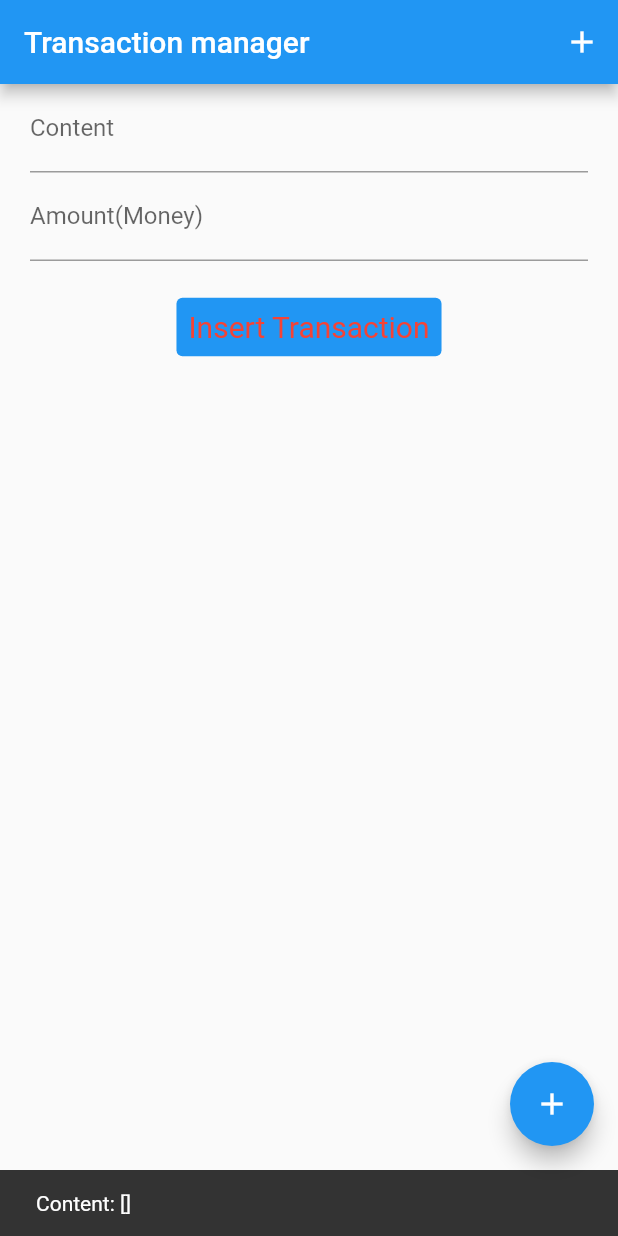
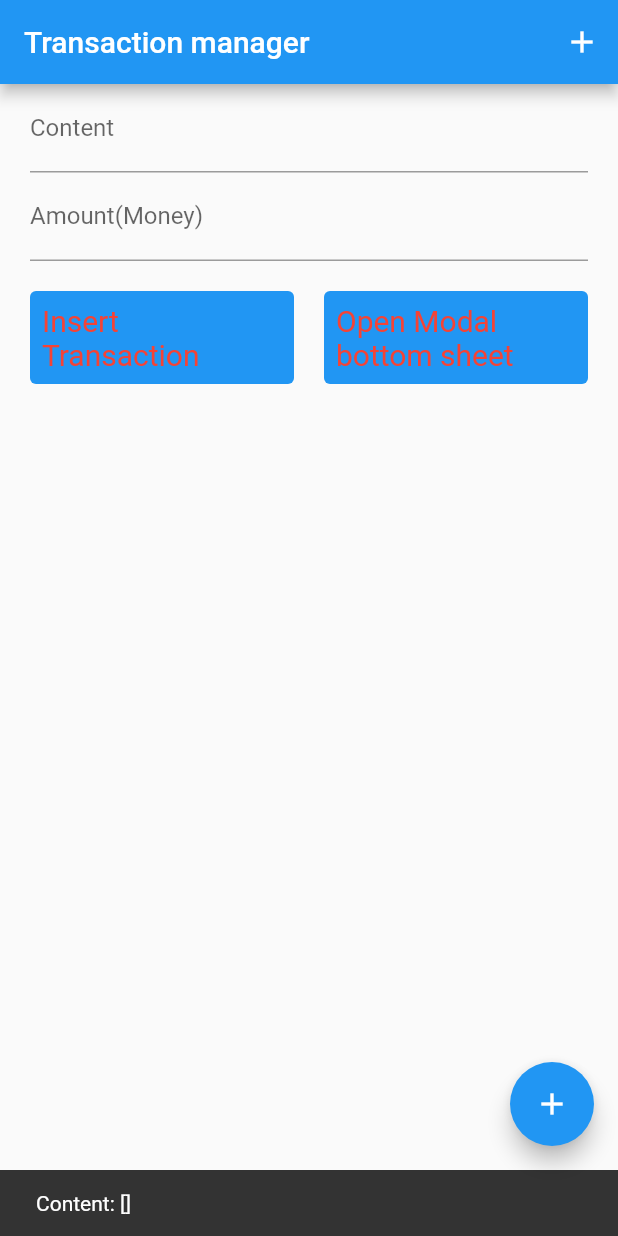
Before and after one commit to ducyb782001/FirstFlutterProject, a Flutter app: the screen it shows after launch, after a tap on "Insert Transaction", on a phone screen of 412 x 824 dp. Run offline on Flutter 3.47's test engine with Material 2 defaults, Android fonts, the phone set to English and light mode, and no system bars; our stand-ins replace modal_bottom_sheet; missing offline and left inert: dart:ffi.

Commit message:
modal bottom

```diff
--- a/app/lib/MyAppSTFull.dart
+++ b/app/lib/MyAppSTFull.dart
@@ -4,6 +4,7 @@ import 'package:flutter/material.dart';
 import 'package:intl/intl.dart';
 import 'Transaction.dart';
 import 'TransactionList.dart';
+import 'package:modal_bottom_sheet/modal_bottom_sheet.dart';
 
 // StatefulWidget: Has internal "state"
 // Khi state thay đổi thì hàm build reload => giao diện reload
@@ -68,6 +69,34 @@ class _MyAppState extends State<MyAppStatefull> with WidgetsBindingObserver {
     _contentController.text = '';
   }
 
+  void _onButtonShowModalSheet() {
+    showModalBottomSheet(
+        context: this.context,
+        builder: (context) {
+          return Column(
+            children: <Widget>[
+              TextField(
+                  decoration: InputDecoration(labelText: 'Content'),
+                  controller: _contentController,
+                  onChanged: (text) {
+                    setState(() {
+                      _transaction.content = text;
+                    });
+                  }),
+              TextField(
+                decoration: InputDecoration(labelText: 'Amount(money)'),
+                controller: _amountController,
+                onChanged: (text) {
+                  setState(() {
+                    _transaction.amount = double.tryParse(text) ?? 0;
+                  });
+                },
+              ),
+            ],
+          );
+        });
+  }
+
   String _email = ''; // This is state
   final emailEditingController = TextEditingController();
   @override
@@ -127,7 +156,12 @@ class _MyAppState extends State<MyAppStatefull> with WidgetsBindingObserver {
                   const Padding(
                     padding: EdgeInsets.symmetric(vertical: 10),
                   ),
-                  ButtonTheme(
+                  Row(
+                    mainAxisAlignment: MainAxisAlignment.spaceAround,
+                    children: <Widget>[
+                      Expanded(
+                        child: SizedBox(
+                          child: ButtonTheme(
                             height: 60,
                             child: TextButton(
                               style: TextButton.styleFrom(
@@ -137,17 +171,60 @@ class _MyAppState extends State<MyAppStatefull> with WidgetsBindingObserver {
                               ),
                               onPressed: () {
                                 // print('Content = ${_transaction.content}, money amount = ${_transaction.amount}');
+                                // _onButtonShowModalSheet();
                                 setState(() {
                                   _insertTransaction();
                                 });
-                        _messangerKey.currentState?.showSnackBar(SnackBar(
-                          content: Text('Content: ${_transactions.toString()}'),
+                                _messangerKey.currentState
+                                    ?.showSnackBar(SnackBar(
+                                  content: Text(
+                                      'Content: ${_transactions.toString()}'),
                                   duration: const Duration(seconds: 4),
                                 ));
                               },
                               child: const Text('Insert Transaction'),
                             ),
                           ),
+                        ),
+                      ),
+                      const Padding(padding: EdgeInsets.all(10)),
+                      Expanded(
+                        child: SizedBox(
+                          child: ButtonTheme(
+                            height: 60,
+                            child: TextButton(
+                              style: TextButton.styleFrom(
+                                primary: Colors.red,
+                                backgroundColor: Colors.blue,
+                                textStyle: const TextStyle(fontSize: 20),
+                              ),
+                              onPressed: () {
+                                // TODO: Open modal bottom sheet
+                                showCupertinoModalBottomSheet(
+                                  context: context,
+                                  builder: (context) => SingleChildScrollView(
+                                    controller:
+                                        ModalScrollController.of(context),
+                                    child: Container(
+                                      child: Column(
+                                        children: [
+                                          Text('data'),
+                                          Text('data'),
+                                          Text('data'),
+                                        ],
+                                      ),
+                                    ),
+                                  ),
+                                );
+                              },
+                              child: const Text('Open Modal bottom sheet'),
+                            ),
+                          ),
+                        ),
+                      ),
+                    ],
+                  ),
+
                   TransactionList(
                     transactions: _transactions,
                   ),
--- a/app/lib/main.dart
+++ b/app/lib/main.dart
@@ -3,8 +3,11 @@ import 'package:flutter/material.dart';
 import 'MyApp.dart';
 
 void main() {
-  runApp(MyAppStatefull(
-    age: 18,
-    name: 'Trung Duc dep trai',
+  runApp(MaterialApp(
+    title: 'Transaction App',
+    home: MyAppStatefull(
+      age: 18,
+      name: 'Trung Duc dep trai',
+    ),
   ));
 }
--- a/app/pubspec.yaml
+++ b/app/pubspec.yaml
@@ -30,6 +30,7 @@ dependencies:
   flutter:
     sdk: flutter
   intl: ^0.17.0
+  modal_bottom_sheet: ^2.1.0
 
 
   # The following adds the Cupertino Icons font to your application.
```
Also changed, not shown: app/pubspec.lock. Lines whose indentation alone changed are shown as unchanged.
